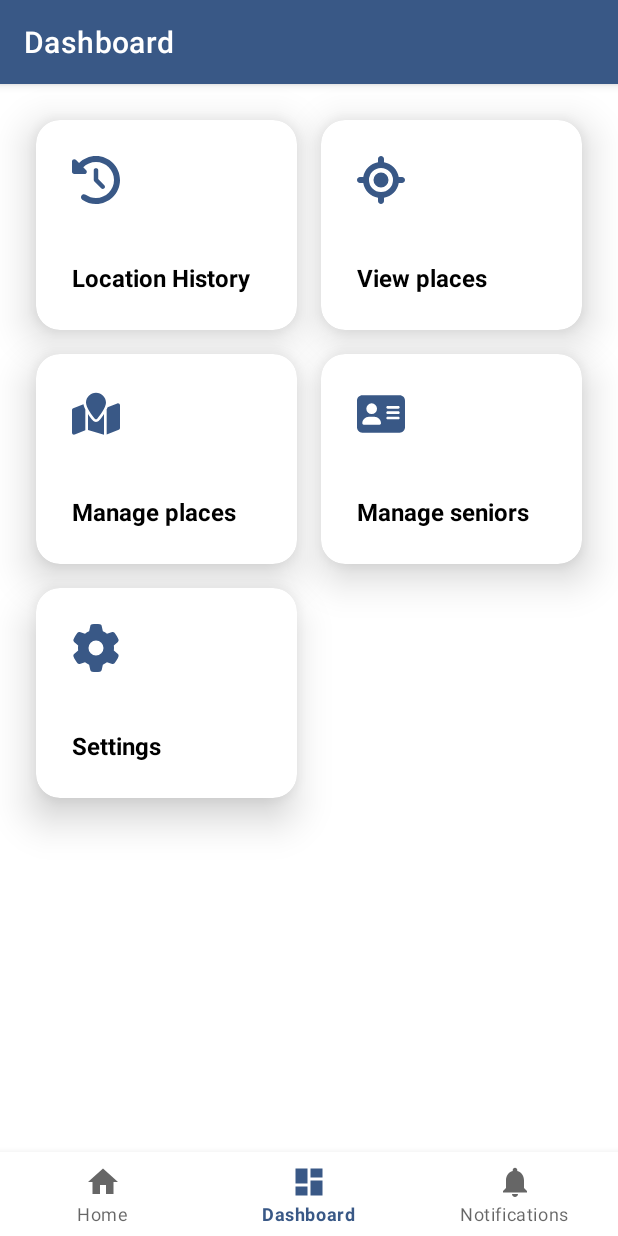
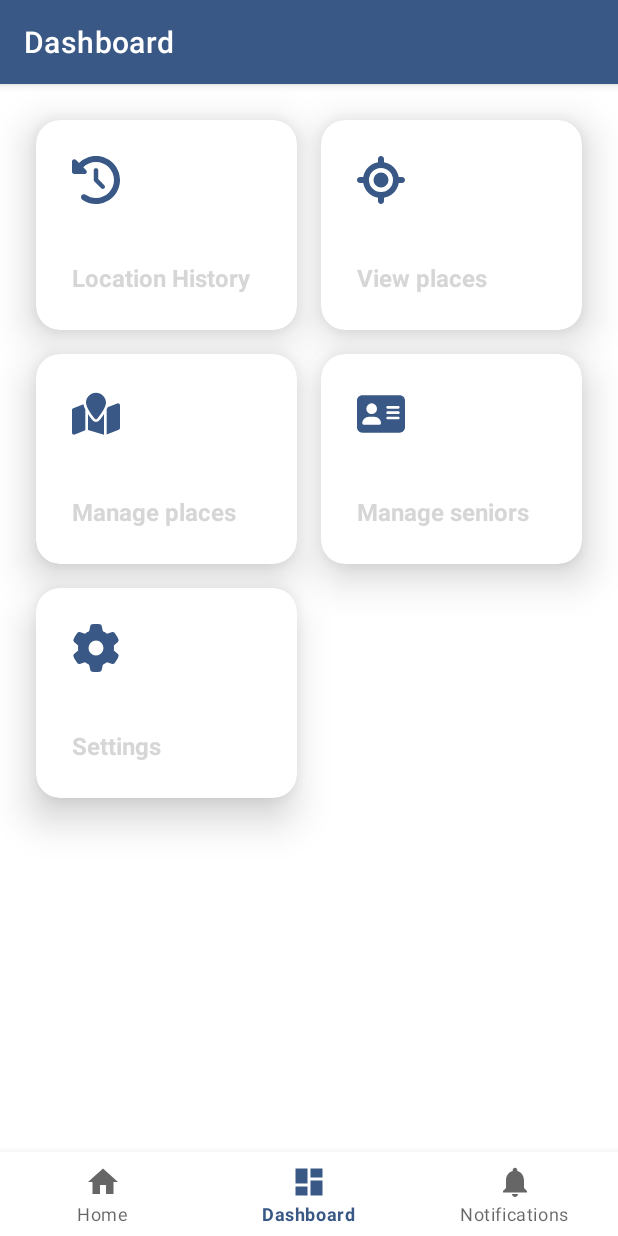
Before and after one commit to galAntonis/SeniorTracker, an Android app: the DashboardFragment screen opened through its navigation route, on a phone screen of 412 x 824 dp. Run offline under Robolectric (Android 15) with nearby library versions, the phone set to English and light mode, and no system bars; our stand-ins replace navigation-ui.

```diff
--- a/app/src/main/res/values/colors.xml
+++ b/app/src/main/res/values/colors.xml
@@ -5,10 +5,28 @@
     <color name="purple_700">#FF3700B3</color>
     <color name="teal_200">#FF03DAC5</color>
     <color name="teal_700">#FF018786</color>
-    <color name="black">#000000</color>
-    <color name="white">#FFFFFF</color>
 
-    <color name="bgColor">#F0F3FA</color>
+
+    <color name="stBlack">#212529</color>
+    <color name="white">#FFFFFFFF</color>
+    <color name="neutral">#999999</color>
+    <color name="transparent">#00000000</color>
+    <color name="stMain">#6D3DCA</color>
+
+    <color name="stGray1">#F8F8F8</color>
+    <color name="stGray2">#5A5A5A</color>
+    <color name="stGray3">#C7C7C7</color>
+    <color name="stGray4">#E0E0E0</color>
+    <color name="stGray5">#EEEFF3</color>
+    <color name="stgray6">#F4F4F4</color>
+    <color name="stGray7">#CED0D9</color>
+    <color name="stGray8">#242731</color>
+    <color name="stRedError">#FF647C</color>
+    <color name="stGreenCheck">#00C48C</color>
+    <color name="mtrl_textinput_default_box_stroke_color">#EEEFF3</color>
+
+
+    <color name="bgColor">#F6F7FA</color>
     <color name="gray">#D5DEEF</color>
     <color name="lightSkyBlue">#B1C9EF</color>
     <color name="softBlue">#8AAEE0</color>
--- a/app/src/main/res/values/themes.xml
+++ b/app/src/main/res/values/themes.xml
@@ -8,6 +8,55 @@
 
         <!-- Status bar color. -->
         <item name="android:statusBarColor">?attr/colorPrimaryVariant</item>
-        <!-- Customize your theme here. -->
+        <item name="textInputStyle">@style/Widget.App.TextInputLayout</item>
+        <item name="borderlessButtonStyle">@style/Widget.App.Button.TextButton</item>
+        <item name="materialButtonOutlinedStyle">@style/Widget.App.Button.OutlinedButton</item>
+        <item name="materialButtonStyle">@style/Widget.App.Button</item>
+
+    </style>
+
+    <style name="Widget.App.TextInputLayout" parent="Widget.MaterialComponents.TextInputLayout.OutlinedBox">
+        <item name="boxStrokeColor">@color/stMain</item>
+        <item name="boxStrokeWidth">2dp</item>
+        <item name="boxStrokeErrorColor">@color/stRedError</item>
+        <item name="boxBackgroundColor">@color/white</item>
+        <item name="android:textColorHint">@color/stGray3</item>
+        <item name="boxCornerRadiusTopStart">8dp</item>
+        <item name="boxCornerRadiusTopEnd">8dp</item>
+        <item name="boxCornerRadiusBottomStart">8dp</item>
+        <item name="boxCornerRadiusBottomEnd">8dp</item>
+    </style>
+
+    <style name="Widget.App.Button.TextButton" parent="Widget.MaterialComponents.Button.TextButton">
+        <item name="materialThemeOverlay">@style/ThemeOverlay.App.Button.TextButton</item>
+        <item name="shapeAppearance">@style/ShapeAppearance.App.MediumComponent</item>
+    </style>
+
+    <style name="Widget.App.Button.OutlinedButton" parent="Widget.MaterialComponents.Button.OutlinedButton">
+        <item name="materialThemeOverlay">@style/ThemeOverlay.App.Button.TextButton</item>
+    </style>
+
+    <style name="Widget.App.Button" parent="Widget.MaterialComponents.Button">
+        <item name="materialThemeOverlay">@style/ThemeOverlay.App.Button</item>
+        <item name="android:textAppearance">@style/MaterialAlertDialog.Material3.Body.Text</item>
+        <item name="android:textSize">16sp</item>
+        <item name="cornerRadius">100dp</item>
+        <item name="android:paddingTop">16dp</item>
+        <item name="android:paddingBottom">16dp</item>
+        <item name="android:paddingStart">24dp</item>
+        <item name="android:paddingEnd">24dp</item>
+    </style>
+
+    <style name="ThemeOverlay.App.Button.TextButton" parent="">
+        <item name="colorPrimary">@color/stMain</item>
+    </style>
+
+    <style name="ThemeOverlay.App.Button" parent="">
+        <item name="colorPrimary">@color/stMain</item>
+        <item name="colorOnPrimary">@color/white</item>
+    </style>
+
+    <style name="ShapeAppearance.App.MediumComponent" parent="ShapeAppearance.MaterialComponents.MediumComponent">
+        <item name="cornerSize">0dp</item>
     </style>
 </resources>
```
Also changed, not shown: app/src/main/java/gr/galeos/seniortracker/ui/login/LoginFragment.java (added, +36 -0 lines), app/src/main/java/gr/galeos/seniortracker/ui/login/LoginViewModel.java (added, +7 -0 lines), app/src/main/java/gr/galeos/seniortracker/ui/signup/SignUpFragment.java (added, +36 -0 lines), app/src/main/java/gr/galeos/seniortracker/ui/signup/SignUpViewModel.java (added, +7 -0 lines), app/src/main/res/layout/fragment_login.xml (added, +153 -0 lines), app/src/main/res/layout/fragment_sign_up.xml (added, +178 -0 lines), app/src/main/res/values/dimens.xml (+7 -0 lines), app/src/main/res/values/strings.xml (+12 -0 lines).
